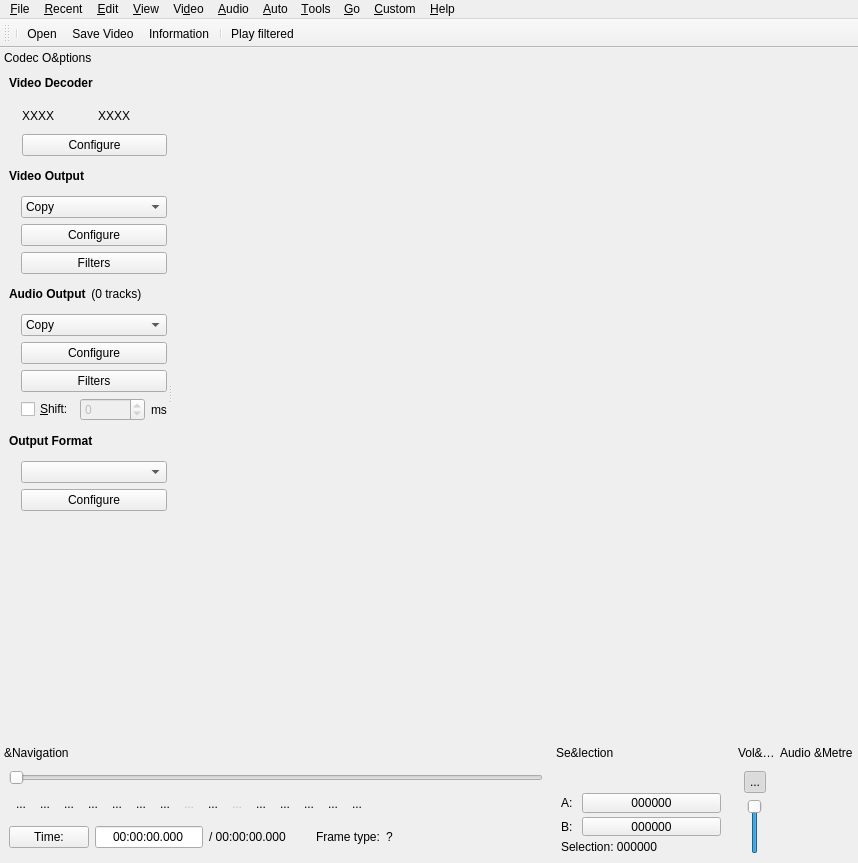
Qt form avidemux/qt4/ADM_userInterfaces/ADM_gui/gui2.ui (mean00/avidemux2) before a commit.
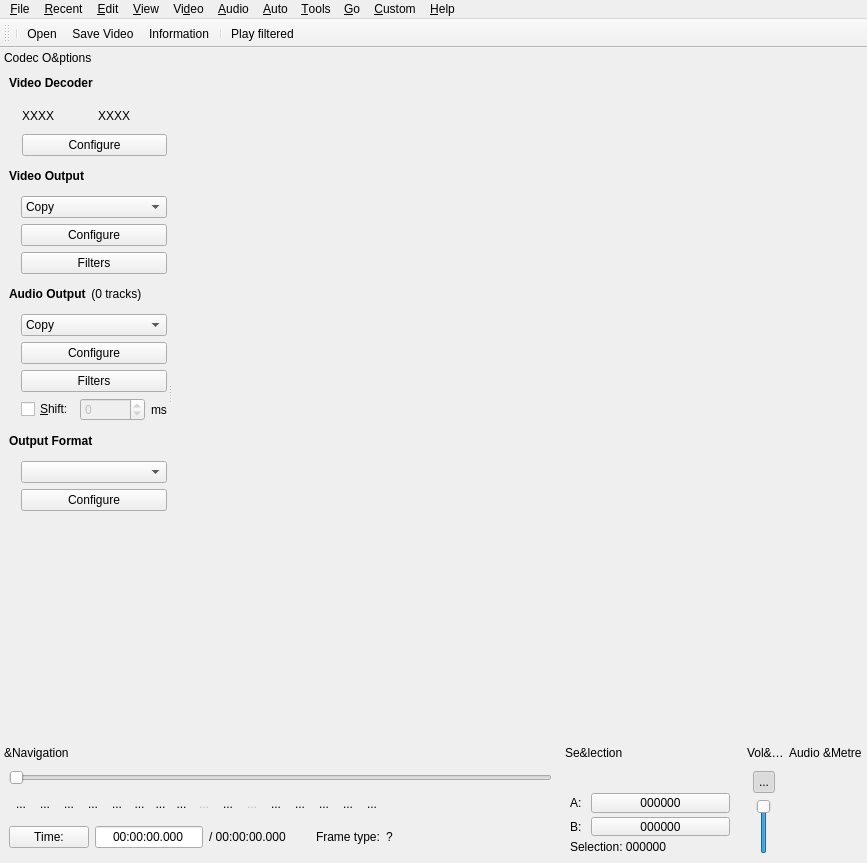
The same form after that commit. Icons and pictures are not drawn. Custom widgets are drawn as their Qt base class.

Commit message: [GUI] symmetric markers+delete

What changed in the file:
```diff
--- a/avidemux/qt4/ADM_userInterfaces/ADM_gui/gui2.ui
+++ b/avidemux/qt4/ADM_userInterfaces/ADM_gui/gui2.ui
@@ -7,7 +7,7 @@
    <rect>
     <x>0</x>
     <y>0</y>
-    <width>858</width>
+    <width>867</width>
     <height>863</height>
    </rect>
   </property>
@@ -98,7 +98,7 @@
     <rect>
      <x>0</x>
      <y>0</y>
-     <width>858</width>
+     <width>867</width>
      <height>22</height>
     </rect>
    </property>
@@ -884,7 +884,7 @@
    </property>
    <property name="minimumSize">
     <size>
-     <width>453</width>
+     <width>543</width>
      <height>120</height>
     </size>
    </property>
@@ -1099,6 +1099,9 @@
            <property name="toolTip">
             <string>Set start marker [CTRL+PAGEUP]</string>
            </property>
+           <property name="styleSheet">
+            <string notr="true">margin-right: 0px;</string>
+           </property>
            <property name="text">
             <string>...</string>
            </property>
@@ -1108,6 +1111,33 @@
            </property>
            <property name="iconSize">
             <size>
+             <width>27</width>
+             <height>24</height>
+            </size>
+           </property>
+           <property name="autoRaise">
+            <bool>true</bool>
+           </property>
+          </widget>
+         </item>
+         <item>
+          <widget class="QToolButton" name="toolButtonDeleteSelection">
+           <property name="toolTip">
+            <string>Delete selection [DEL]</string>
+           </property>
+           <property name="styleSheet">
+            <string notr="true">margin-left: 0px;
+margin-right: 0px;</string>
+           </property>
+           <property name="text">
+            <string>...</string>
+           </property>
+           <property name="icon">
+            <iconset resource="avidemux.qrc">
+             <normaloff>:/new/prefix1/pics/delete_selection.png</normaloff>:/new/prefix1/pics/delete_selection.png</iconset>
+           </property>
+           <property name="iconSize">
+            <size>
              <width>24</width>
              <height>24</height>
             </size>
@@ -1122,6 +1152,9 @@
            <property name="toolTip">
             <string>Set end marker [CTRL+PAGEDOWN]</string>
            </property>
+           <property name="styleSheet">
+            <string notr="true">margin-left: 0px;</string>
+           </property>
            <property name="text">
             <string>...</string>
            </property>
@@ -1131,7 +1164,7 @@
            </property>
            <property name="iconSize">
             <size>
-             <width>24</width>
+             <width>27</width>
              <height>24</height>
             </size>
            </property>
```
Left out of the diff: 4 changed lines with no effect on the pictures. The commit also changes 14 other files.
